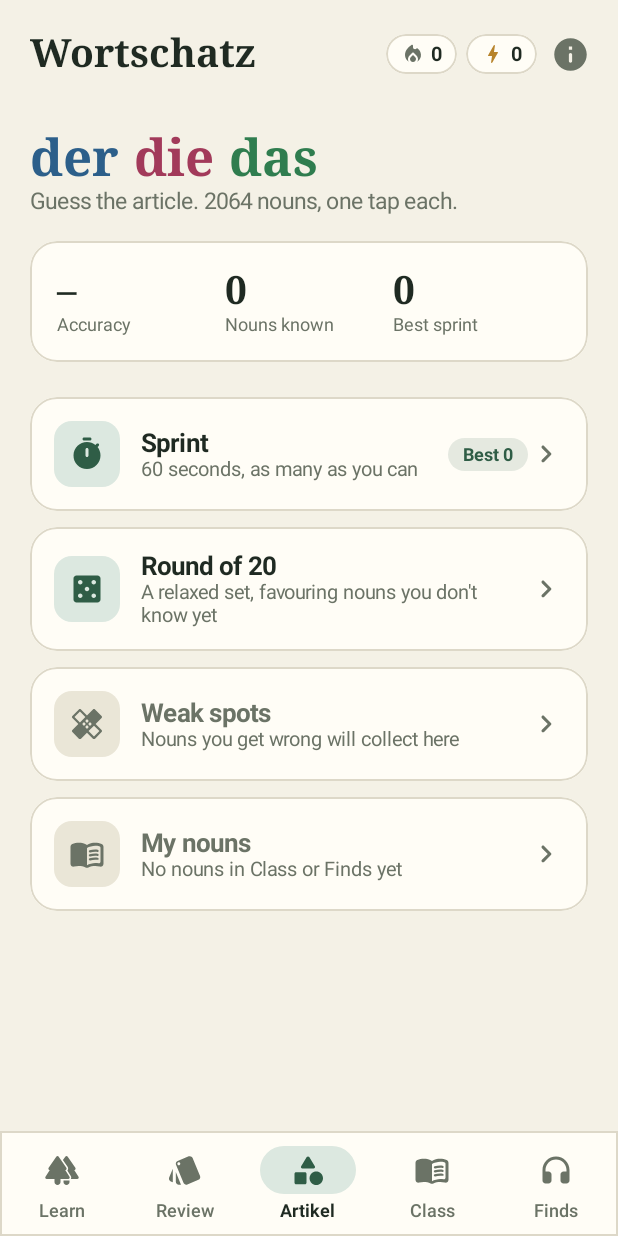
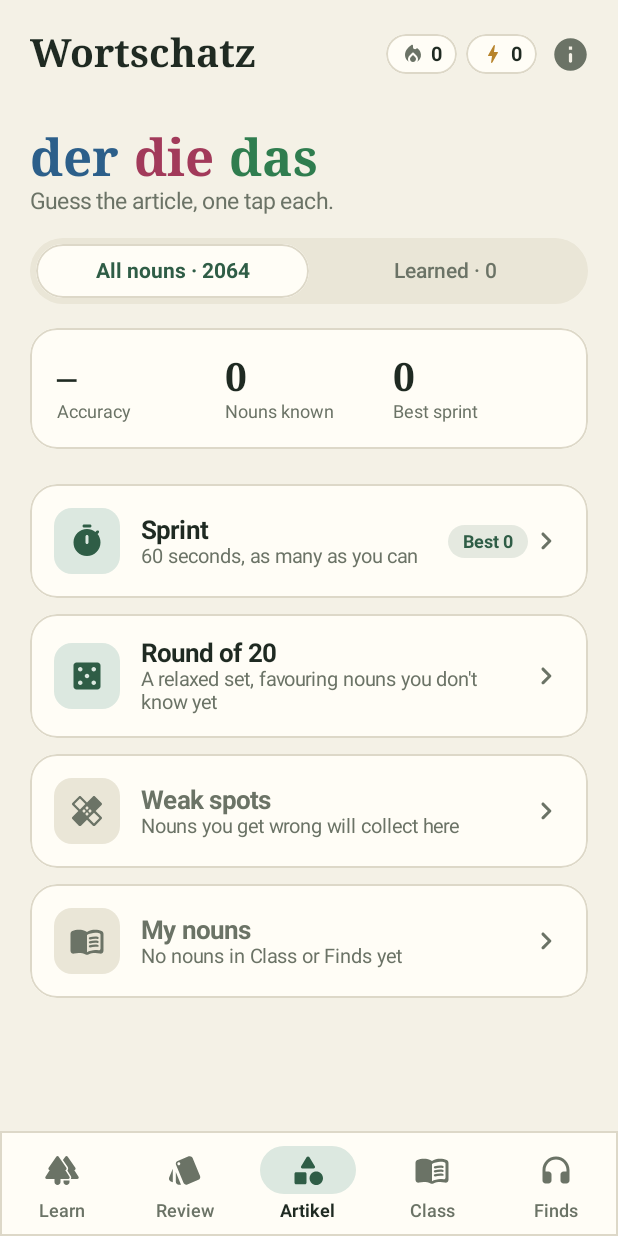
Before and after one commit to rex4ie/deutsch-cards, an Android app built with Jetpack Compose: the screen it shows after launch (MainActivity), after a tap on "Artikel", on a phone screen of 412 x 824 dp. Run offline under Robolectric (Android 15) with nearby library versions, the phone set to English and light mode, and no system bars; pictures from the network do not load; 2 other taps on this screen came first.

Commit message:
Artikel tab: remembered switch between all nouns and learned nouns
Co-Authored-By: Claude Opus 5.5 <noreply@anthropic.com>

```diff
--- a/app/src/main/java/com/flashcards/german/Data.kt
+++ b/app/src/main/java/com/flashcards/german/Data.kt
@@ -81,6 +81,8 @@ data class Progress(
     /** der/die/das game: per-noun results and best sprint score, kept apart from everything else. */
     val genderStats: Map<String, WordStat> = emptyMap(),
     val bestSprint: Int = 0,
+    /** Artikel tab: false = all nouns (default), true = only nouns already learned. Remembered. */
+    val genderLearnedOnly: Boolean = false,
     val myXp: Int = 0,
     val xp: Int = 0,
     val streak: Int = 0,
@@ -248,6 +250,17 @@ fun nounsFrom(cards: List<Card>, mine: Boolean): List<GNoun> = cards.mapNotNull
     GNoun(c.id, m.groupValues[1], word, c.en, c.takeIf { it.hasAudio }, mine)
 }.distinctBy { it.article + it.word }
 
+/**
+ * Nouns for the Artikel game, honouring the "learned only" switch. Learned = in a finished
+ * Learn lesson (it has a review schedule) or studied in the Class / Finds decks.
+ */
+fun genderPool(repo: Repo, p: Progress): Pair<List<GNoun>, List<GNoun>> {
+    val all = nounsFrom(repo.allCards, mine = false)
+    val mine = nounsFrom(Deck.entries.flatMap { repo.cardsOf(it) }, mine = true)
+    if (!p.genderLearnedOnly) return all to mine
+    return all.filter { it.id in p.cards } to mine.filter { it.id in p.myCards || it.id in p.findCards }
+}
+
 /** Common gender rules, used as hints after a wrong answer. */
 fun genderHint(word: String): String? {
     val w = word.split(' ').last().lowercase()
--- a/app/src/main/java/com/flashcards/german/MainActivity.kt
+++ b/app/src/main/java/com/flashcards/german/MainActivity.kt
@@ -56,9 +56,9 @@ class MainActivity : ComponentActivity() {
                                 onOpen = { screen = Screen.Play(it) },
                                 onStudy = { cards, title, cram -> screen = Screen.Study(cards, title, cram) },
                                 onStudyDeck = { deck, cards, title, cram -> screen = Screen.Study(cards, title, cram, deck) },
+                                onGenderScope = { learnedOnly -> update(progress.copy(genderLearnedOnly = learnedOnly)) },
                                 onGender = { mode ->
-                                    val all = nounsFrom(repo.allCards, mine = false)
-                                    val mine = nounsFrom(Deck.entries.flatMap { repo.cardsOf(it) }, mine = true)
+                                    val (all, mine) = genderPool(repo, progress)
                                     screen = Screen.Gender(mode, pickNouns(mode, all, mine, progress.genderStats))
                                 },
                                 updateAvailable = updateState is UpdateState.Available,
--- a/app/src/main/java/com/flashcards/german/ui/GenderScreen.kt
+++ b/app/src/main/java/com/flashcards/german/ui/GenderScreen.kt
@@ -55,9 +55,11 @@ fun pickNouns(mode: GenderMode, all: List<GNoun>, mine: List<GNoun>, stats: Map<
 // ---------------------------------------------------------------- hub (the tab)
 
 @Composable
-fun GenderHub(repo: Repo, p: Progress, onPlay: (GenderMode) -> Unit) {
-    val all = remember(repo) { nounsFrom(repo.allCards, mine = false) }
-    val mine = nounsFrom(Deck.entries.flatMap { repo.cardsOf(it) }, mine = true)
+fun GenderHub(repo: Repo, p: Progress, onPlay: (GenderMode) -> Unit, onScope: (Boolean) -> Unit) {
+    val (all, mine) = genderPool(repo, p)
+    val totalAll = remember(repo) { nounsFrom(repo.allCards, mine = false).size } + nounsFrom(Deck.entries.flatMap { repo.cardsOf(it) }, mine = true).size
+    val learnedCount = genderPool(repo, p.copy(genderLearnedOnly = true)).let { it.first.size + it.second.size }
+    val empty = all.isEmpty() && mine.isEmpty()
     val stats = p.genderStats
     val seen = stats.values.sumOf { it.right + it.wrong }
     val right = stats.values.sumOf { it.right }
@@ -77,8 +79,14 @@ fun GenderHub(repo: Repo, p: Progress, onPlay: (GenderMode) -> Unit) {
                 Spacer(Modifier.width(10.dp))
             }
         }
-        Text("Guess the article. ${all.size + mine.size} nouns, one tap each.", color = C.Muted, fontSize = 15.sp)
-        Spacer(Modifier.height(18.dp))
+        Text("Guess the article, one tap each.", color = C.Muted, fontSize = 15.sp)
+        Spacer(Modifier.height(16.dp))
+        ScopeSwitch(p.genderLearnedOnly, totalAll, learnedCount, onScope)
+        if (empty) Text(
+            "No learned nouns yet. Finish a lesson in Learn, or study Class or Finds, and they'll show up here.",
+            color = C.Muted, fontSize = 14.sp, modifier = Modifier.padding(top = 10.dp),
+        )
+        Spacer(Modifier.height(16.dp))
 
         PaperCard(Modifier.fillMaxWidth()) {
             Column(Modifier.padding(18.dp)) {
@@ -101,10 +109,28 @@ fun GenderHub(repo: Repo, p: Progress, onPlay: (GenderMode) -> Unit) {
             }
         }
         Spacer(Modifier.height(18.dp))
-        ModeCard(Icons.Rounded.Timer, "Sprint", "60 seconds, as many as you can", "Best ${p.bestSprint}", true) { onPlay(GenderMode.Sprint) }
-        ModeCard(Icons.Rounded.Casino, "Round of 20", "A relaxed set, favouring nouns you don't know yet", null, true) { onPlay(GenderMode.Round) }
+        ModeCard(Icons.Rounded.Timer, "Sprint", "60 seconds, as many as you can", "Best ${p.bestSprint}", all.isNotEmpty()) { onPlay(GenderMode.Sprint) }
+        ModeCard(Icons.Rounded.Casino, "Round of 20", "A relaxed set, favouring nouns you don't know yet", null, all.isNotEmpty()) { onPlay(GenderMode.Round) }
         ModeCard(Icons.Rounded.Healing, "Weak spots", if (weak == 0) "Nouns you get wrong will collect here" else "Nouns you've got wrong before", if (weak > 0) "$weak" else null, weak > 0) { onPlay(GenderMode.Weak) }
         ModeCard(Icons.AutoMirrored.Rounded.MenuBook, "My nouns", if (mine.isEmpty()) "No nouns in Class or Finds yet" else "Nouns from your Class and Finds decks", if (mine.isNotEmpty()) "${mine.size}" else null, mine.isNotEmpty()) { onPlay(GenderMode.Mine) }
+    }
+}
+
+/** Segmented two-option switch: all nouns vs. only learned ones. */
+@Composable
+private fun ScopeSwitch(learnedOnly: Boolean, totalAll: Int, learned: Int, onScope: (Boolean) -> Unit) {
+    Row(Modifier.fillMaxWidth().clip(RoundedCornerShape(50)).background(C.Sunk).padding(4.dp)) {
+        listOf(false to "All nouns · $totalAll", true to "Learned · $learned").forEach { (value, label) ->
+            val on = learnedOnly == value
+            Box(
+                Modifier.weight(1f).clip(RoundedCornerShape(50)).background(if (on) C.Card else Color.Transparent)
+                    .then(if (on) Modifier.border(1.dp, C.Line, RoundedCornerShape(50)) else Modifier)
+                    .clickable { if (!on) onScope(value) }.padding(vertical = 10.dp),
+                contentAlignment = Alignment.Center,
+            ) {
+                Text(label, color = if (on) C.Accent else C.Muted, fontWeight = if (on) FontWeight.Bold else FontWeight.Medium, fontSize = 14.sp)
+            }
+        }
     }
 }
 
--- a/app/src/main/java/com/flashcards/german/ui/HomeScreens.kt
+++ b/app/src/main/java/com/flashcards/german/ui/HomeScreens.kt
@@ -46,6 +46,7 @@ fun HomeScaffold(
     onStudy: (List<Card>, String, Boolean) -> Unit,
     onStudyDeck: (Deck, List<Card>, String, Boolean) -> Unit,
     onGender: (GenderMode) -> Unit,
+    onGenderScope: (Boolean) -> Unit,
     updateAvailable: Boolean,
     onAbout: () -> Unit,
 ) {
@@ -55,7 +56,7 @@ fun HomeScaffold(
             when (tab) {
                 Screen.Learn -> LearnPath(repo, progress, onOpen)
                 Screen.Review -> ReviewDashboard(repo, progress, onStudy)
-                Screen.Artikel -> GenderHub(repo, progress, onGender)
+                Screen.Artikel -> GenderHub(repo, progress, onGender, onGenderScope)
                 Screen.Finds -> MyLessonsScreen(repo, progress, Deck.Finds) { c, t, cram -> onStudyDeck(Deck.Finds, c, t, cram) }
                 else -> MyLessonsScreen(repo, progress, Deck.Class) { c, t, cram -> onStudyDeck(Deck.Class, c, t, cram) }
             }
```
